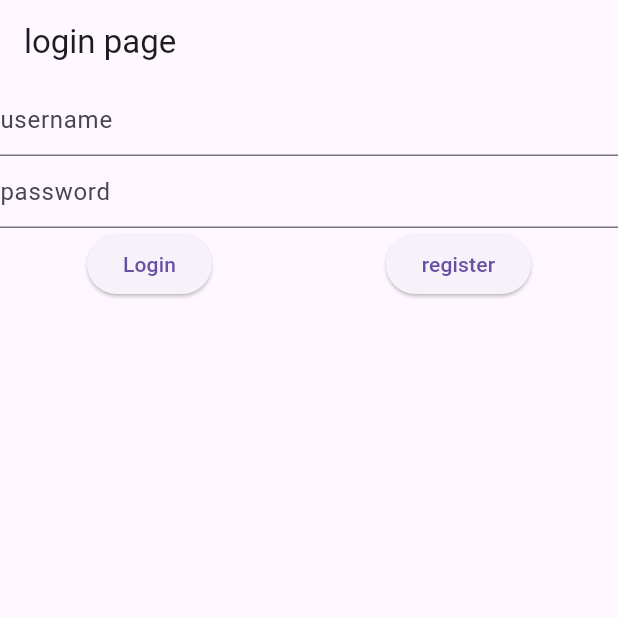
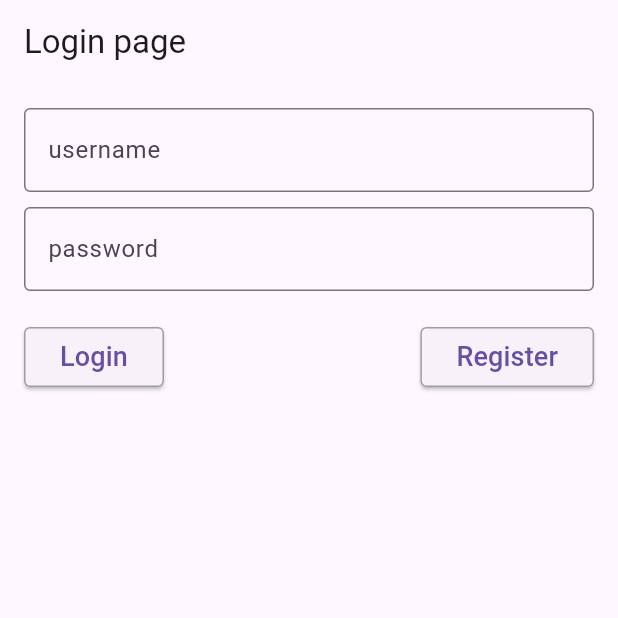
Before and after one commit to Bayramali1999/todo_app_hive_block, a Flutter app: the screen it shows after launch, on a phone screen of 412 x 824 dp, the top half of it. Run offline on Flutter 3.47's test engine with Material 3 defaults, Android fonts, the phone set to English and light mode, and no system bars; our stand-ins replace bloc, equatable, flutter_bloc, hive, hive_flutter; accounts and stored records are empty.

Commit message:
style
style

```diff
--- a/lib/home/home.dart
+++ b/lib/home/home.dart
@@ -17,7 +17,7 @@ class HomePage extends StatelessWidget {
   Widget build(BuildContext context) {
     return Scaffold(
         appBar: AppBar(
-          title: Text('login page'),
+          title: const Text('Login page'),
         ),
         body: BlocProvider(
             create: (BuildContext context) => HomeBloc(
@@ -35,45 +35,90 @@ class HomePage extends StatelessWidget {
                   showDialog(
                       context: context,
                       builder: (context) => AlertDialog(
-                            title: Text('error'),
+                            title: const Text('error'),
                             content: Text(state.error!),
                           ));
                 }
               }
             }, builder: (context, state) {
               return (state is HomeInitial)
-                  ? Column(
+                  ? Padding(
+                      padding: const EdgeInsets.all(16.0),
+                      child: Column(
+                        crossAxisAlignment: CrossAxisAlignment.stretch,
                         children: [
                           TextFormField(
                             controller: loginController,
-                          decoration: InputDecoration(hintText: 'username'),
+                            decoration: const InputDecoration(
+                                hintText: 'username',
+                                border: OutlineInputBorder(
+                                    borderSide: BorderSide(
+                                        color: Colors.cyan, width: 1))),
+                            validator: (input) => input!.trim().isEmpty
+                                ? 'pleas enter username'
+                                : null,
+                          ),
+                          const SizedBox(
+                            height: 10,
                           ),
                           TextFormField(
                             controller: passwordController,
                             obscureText: true,
-                          decoration: InputDecoration(hintText: 'password'),
+                            decoration: const InputDecoration(
+                                hintText: 'password',
+                                border: OutlineInputBorder(
+                                    borderSide: BorderSide(
+                                        color: Colors.cyan, width: 1))),
+                            validator: (input) => input!.trim().isEmpty
+                                ? 'pleas enter password'
+                                : null,
+                          ),
+                          const SizedBox(
+                            height: 20,
                           ),
                           Row(
-                          mainAxisAlignment: MainAxisAlignment.spaceAround,
+                            mainAxisAlignment: MainAxisAlignment.spaceBetween,
                             children: [
                               ElevatedButton(
+                                  style: ButtonStyle(
+                                      shape: MaterialStateProperty.all(
+                                          const RoundedRectangleBorder(
+                                              side: BorderSide(
+                                                  width: 1, color: Colors.grey),
+                                              borderRadius: BorderRadius.all(
+                                                  Radius.circular(4.0))))),
                                   onPressed: () =>
                                       BlocProvider.of<HomeBloc>(context).add(
                                           LoginEvent(loginController.text,
                                               passwordController.text)),
-                                child: Text('Login')),
+                                  child: const Text(
+                                    'Login',
+                                    style: TextStyle(fontSize: 18, height: 2),
+                                  )),
                               ElevatedButton(
+                                  style: ButtonStyle(
+                                    shape: MaterialStateProperty.all<
+                                            RoundedRectangleBorder>(
+                                        const RoundedRectangleBorder(
+                                            side: BorderSide(
+                                                width: 1, color: Colors.grey),
+                                            borderRadius: BorderRadius.all(
+                                                Radius.circular(4.0)))),
+                                  ),
                                   onPressed: () =>
                                       BlocProvider.of<HomeBloc>(context).add(
                                           RegisterAccountEvent(
                                               loginController.text,
                                               passwordController.text)),
-                                child: Text('register'))
+                                  child: const Text('Register',
+                                      style:
+                                          TextStyle(fontSize: 18, height: 2)))
                             ],
                           )
                         ],
+                      ),
                     )
-                  : Center(
+                  : const Center(
                       child: CircularProgressIndicator(),
                     );
             })));
```
Also changed, not shown: lib/todos/todos.dart (+41 -16 lines). Lines whose indentation alone changed are shown as unchanged.
